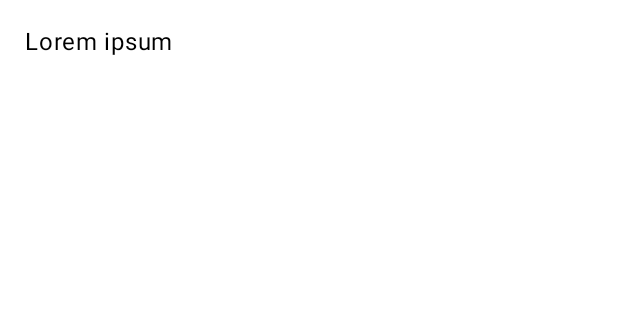
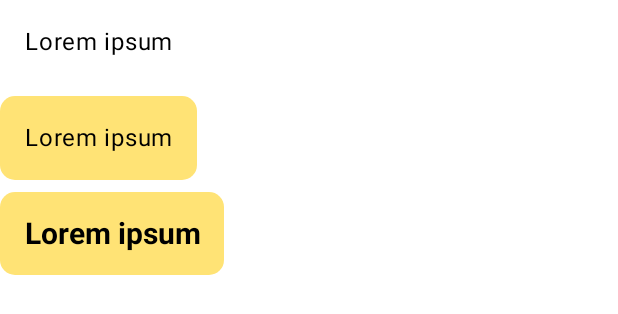
Before and after one commit to AlexanderLaptev/Taskbench, an Android app built with Jetpack Compose: the @Preview function Preview, on a phone screen of 412 x 824 dp. Shown: the top 314 px of the screen. Run offline under Robolectric (Android 15) with nearby library versions, the phone set to English and light mode, and no system bars.

Commit message:
#11: add customization options to buttons

```diff
--- a/frontend/android/app/src/main/java/cs/vsu/taskbench/ui/component/Button.kt
+++ b/frontend/android/app/src/main/java/cs/vsu/taskbench/ui/component/Button.kt
@@ -3,17 +3,25 @@ package cs.vsu.taskbench.ui.component
 import android.util.Log
 import androidx.compose.foundation.background
 import androidx.compose.foundation.clickable
+import androidx.compose.foundation.layout.Arrangement
 import androidx.compose.foundation.layout.Box
+import androidx.compose.foundation.layout.Column
 import androidx.compose.foundation.layout.padding
 import androidx.compose.foundation.shape.RoundedCornerShape
+import androidx.compose.material3.LocalTextStyle
 import androidx.compose.material3.Text
 import androidx.compose.runtime.Composable
 import androidx.compose.ui.Alignment
 import androidx.compose.ui.Modifier
+import androidx.compose.ui.graphics.Color
+import androidx.compose.ui.text.TextStyle
+import androidx.compose.ui.text.font.FontWeight
 import androidx.compose.ui.text.style.TextAlign
 import androidx.compose.ui.tooling.preview.Preview
 import androidx.compose.ui.unit.dp
 import androidx.compose.ui.unit.sp
+import cs.vsu.taskbench.ui.theme.AccentYellow
+import cs.vsu.taskbench.ui.theme.Black
 import cs.vsu.taskbench.ui.theme.TaskbenchTheme
 import cs.vsu.taskbench.ui.theme.White
 
@@ -22,17 +30,20 @@ fun Button(
     text: String,
     onClick: () -> Unit,
     modifier: Modifier = Modifier,
+    color: Color = White,
+    textStyle: TextStyle = LocalTextStyle.current,
 ) {
+    val style = TextStyle(fontSize = 16.sp).merge(textStyle)
     Box(
         modifier = modifier
             .clickable(onClick = onClick)
-            .background(White, RoundedCornerShape(10.dp))
+            .background(color, RoundedCornerShape(10.dp))
             .padding(16.dp),
         contentAlignment = Alignment.Center,
     ) {
         Text(
             text = text,
-            fontSize = 16.sp,
+            style = style,
             textAlign = TextAlign.Center,
         )
     }
@@ -42,9 +53,28 @@ fun Button(
 @Preview
 private fun Preview() {
     TaskbenchTheme {
-        Button(
-            "Lorem ipsum",
-            onClick = { Log.d(null, "lorem ipsum clicked") }
-        )
+        Column(
+            verticalArrangement = Arrangement.spacedBy(8.dp),
+        ) {
+            Button(
+                "Lorem ipsum",
+                onClick = { Log.d(null, "lorem ipsum clicked") }
+            )
+            Button(
+                "Lorem ipsum",
+                color = AccentYellow,
+                onClick = { Log.d(null, "lorem ipsum clicked") }
+            )
+            Button(
+                "Lorem ipsum",
+                color = AccentYellow,
+                textStyle = TextStyle(
+                    fontSize = 20.sp,
+                    color = Black,
+                    fontWeight = FontWeight.Bold
+                ),
+                onClick = { Log.d(null, "lorem ipsum clicked") }
+            )
+        }
     }
 }
```
